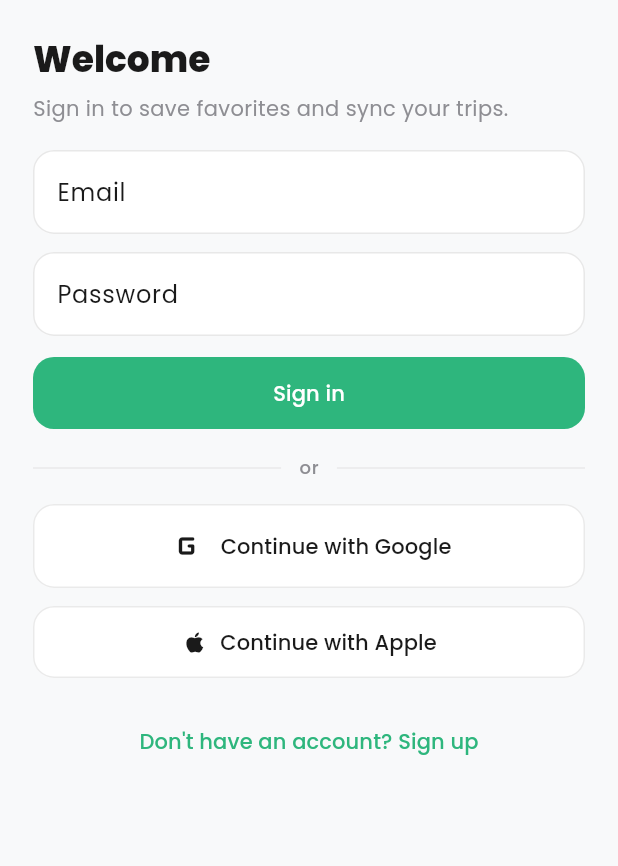
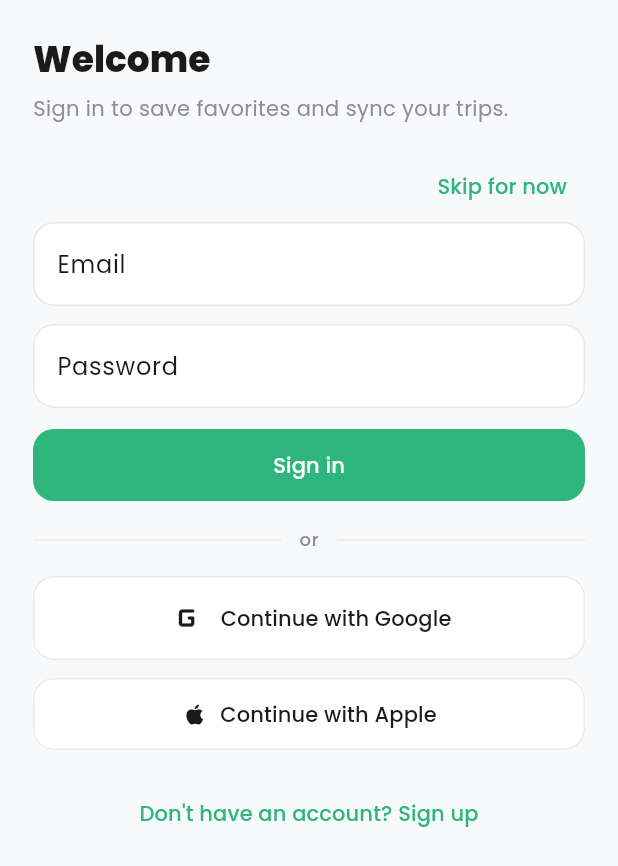
Before and after one commit to AmritDuwal1/my_trek_guide_flutter, a Flutter app: the screen it shows after launch, on a phone screen of 412 x 824 dp. Shown: the top 866 px of the screen. Run offline on Flutter 3.47's test engine with Material 3 defaults, Android fonts, the phone set to English and light mode, and no system bars; our stand-ins replace firebase_auth, firebase_core, firebase_messaging, flutter_local_notifications, flutter_map, geocoding and 8 more; missing offline and left inert: flutter_map_marker_cluster, google_mlkit_image_labeling; accounts and stored records are empty.

Commit message:
added skip for now

```diff
--- a/lib/auth/auth_service.dart
+++ b/lib/auth/auth_service.dart
@@ -3,6 +3,7 @@ import 'package:flutter/foundation.dart';
 import 'package:google_sign_in/google_sign_in.dart';
 import 'package:http/http.dart' as http;
 import 'package:sign_in_with_apple/sign_in_with_apple.dart';
+import 'package:tour_mobile/auth/guest_mode_store.dart';
 import 'package:tour_mobile/profile/profile_service.dart';
 import 'package:tour_mobile/config/api_config.dart';
 import 'package:tour_mobile/profile/user_session_store.dart';
@@ -48,6 +49,8 @@ class AuthService {
       }
       throw Exception('Could not link session with API (${res.statusCode})');
     }
+    // Successful API link: disable guest mode.
+    await GuestModeStore.setEnabled(false);
     final linked = _auth.currentUser;
     if (linked != null) {
       await UserSessionStore.persistFromFirebaseUser(linked);
--- /dev/null
+++ b/lib/auth/guest_mode_store.dart
@@ -0,0 +1,15 @@
+import 'package:shared_preferences/shared_preferences.dart';
+
+abstract final class GuestModeStore {
+  static const _key = 'auth_skip_login';
+
+  static Future<bool> isEnabled() async {
+    final prefs = await SharedPreferences.getInstance();
+    return prefs.getBool(_key) ?? false;
+  }
+
+  static Future<void> setEnabled(bool enabled) async {
+    final prefs = await SharedPreferences.getInstance();
+    await prefs.setBool(_key, enabled);
+  }
+}
--- a/lib/screens/auth/auth_gate.dart
+++ b/lib/screens/auth/auth_gate.dart
@@ -1,6 +1,7 @@
 import 'package:firebase_auth/firebase_auth.dart';
 import 'package:flutter/material.dart';
 import 'package:tour_mobile/auth/auth_service.dart';
+import 'package:tour_mobile/auth/guest_mode_store.dart';
 import 'package:tour_mobile/screens/auth/sign_in_screen.dart';
 import 'package:tour_mobile/screens/shell_screen.dart';
 
@@ -17,6 +18,7 @@ class _AuthGateState extends State<AuthGate> {
   String? _linkingUid;
   Future<void>? _linkFuture;
   String? _handledLinkErrorUid;
+  Future<bool>? _guestFuture;
 
   void _ensureLinkFuture(User user) {
     if (_linkFuture != null && _linkingUid == user.uid) return;
@@ -35,7 +37,19 @@ class _AuthGateState extends State<AuthGate> {
         }
 
         final user = snapshot.data;
-        if (user == null) return const SignInScreen();
+        if (user == null) {
+          _guestFuture ??= GuestModeStore.isEnabled();
+          return FutureBuilder<bool>(
+            future: _guestFuture,
+            builder: (context, guestSnap) {
+              if (guestSnap.connectionState == ConnectionState.waiting) {
+                return const Scaffold(body: Center(child: CircularProgressIndicator()));
+              }
+              if (guestSnap.data == true) return const ShellScreen();
+              return const SignInScreen();
+            },
+          );
+        }
 
         _ensureLinkFuture(user);
         return FutureBuilder<void>(
@@ -59,6 +73,7 @@ class _AuthGateState extends State<AuthGate> {
                   setState(() {
                     _linkingUid = null;
                     _linkFuture = null;
+                    _guestFuture = null;
                   });
                 });
               }
--- a/lib/screens/auth/sign_in_screen.dart
+++ b/lib/screens/auth/sign_in_screen.dart
@@ -1,5 +1,7 @@
 import 'package:flutter/material.dart';
 import 'package:tour_mobile/auth/auth_service.dart';
+import 'package:tour_mobile/auth/guest_mode_store.dart';
+import 'package:tour_mobile/screens/shell_screen.dart';
 import 'package:tour_mobile/theme/travel_theme.dart';
 
 import 'sign_up_screen.dart';
@@ -36,6 +38,20 @@ class _SignInScreenState extends State<SignInScreen> {
     }
   }
 
+  Future<void> _skipLogin() async {
+    setState(() => _busy = true);
+    try {
+      await GuestModeStore.setEnabled(true);
+      if (!mounted) return;
+      Navigator.of(context).pushReplacement(MaterialPageRoute<void>(builder: (_) => const ShellScreen()));
+    } catch (e) {
+      if (!mounted) return;
+      ScaffoldMessenger.of(context).showSnackBar(SnackBar(content: Text(e.toString())));
+    } finally {
+      if (mounted) setState(() => _busy = false);
+    }
+  }
+
   @override
   Widget build(BuildContext context) {
     return Scaffold(
@@ -51,6 +67,13 @@ class _SignInScreenState extends State<SignInScreen> {
               style: Theme.of(context).textTheme.bodyMedium?.copyWith(color: TravelColors.muted),
             ),
             const SizedBox(height: 18),
+            Align(
+              alignment: Alignment.centerRight,
+              child: TextButton(
+                onPressed: _busy ? null : _skipLogin,
+                child: const Text('Skip for now'),
+              ),
+            ),
             _Field(label: 'Email', controller: _email, keyboard: TextInputType.emailAddress),
             const SizedBox(height: 12),
             _Field(label: 'Password', controller: _password, obscure: true),
```
